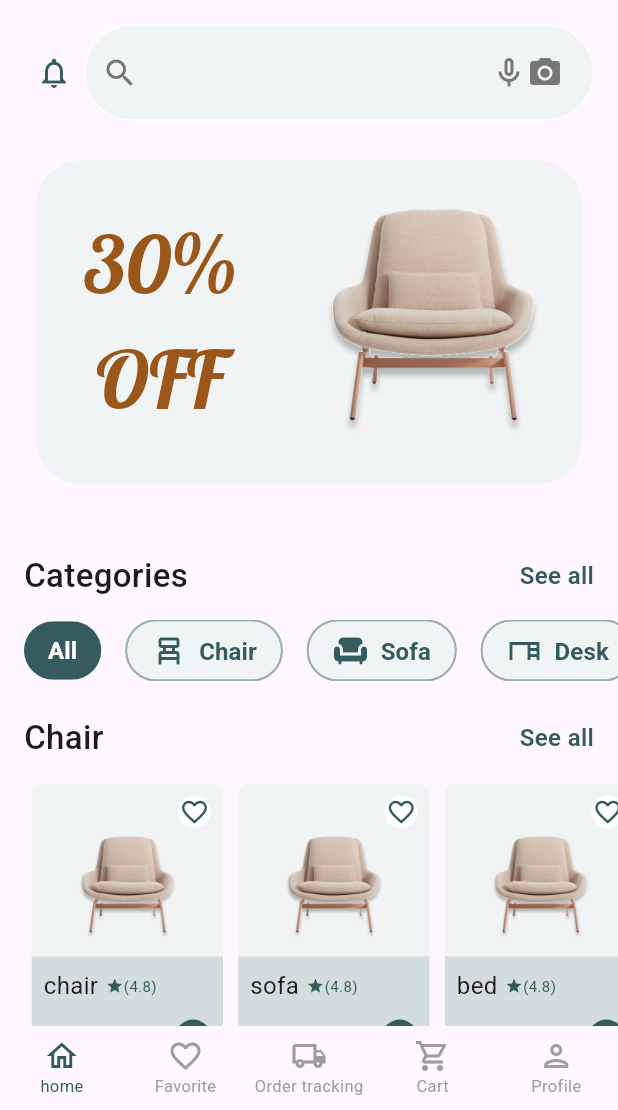
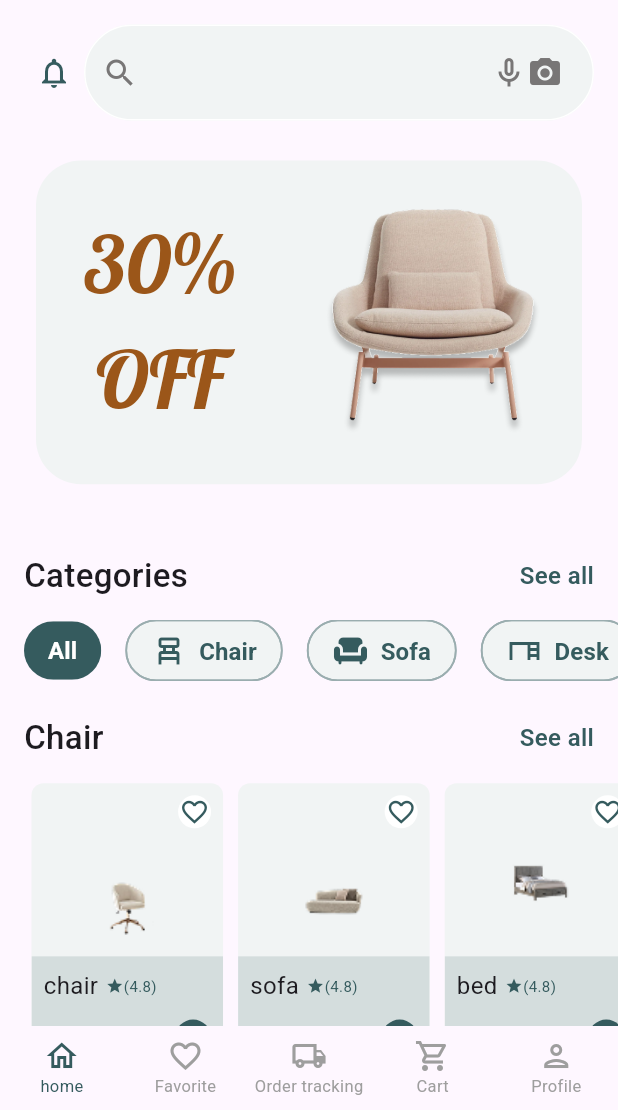
Before and after one commit to Rana-Mohsen/betna, a Flutter app: the screen it shows after launch, on a phone screen of 412 x 824 dp, the part 126-1236 px from its top. Run offline on Flutter 3.47's test engine with Material 3 defaults, Android fonts, the light colour scheme and no system bars; drawn by our look-alikes of carousel_slider; our stand-ins replace bloc, dartz, dio, flutter_bloc, get_it, go_router and 4 more; missing offline and left inert: imageview360.

Commit message:
adding image to item model

```diff
--- a/lib/constants.dart
+++ b/lib/constants.dart
@@ -12,11 +12,41 @@ const kGrayTextColor = Color(0xff323232);
 const kMainPadding = EdgeInsets.all(16.0);
 
 final List<ItemModel> itemList = [
-  ItemModel(name: "chair", price: "50"),
-  ItemModel(name: "sofa", price: "100"),
-  ItemModel(name: "bed", price: "200"),
-  ItemModel(name: "chair2", price: "80"),
-  ItemModel(name: "chair3", price: "70"),
+  ItemModel(
+    name: "chair",
+    price: "50",
+    image: 'assets/images/categories/chair.png',
+  ),
+  ItemModel(
+    name: "sofa",
+    price: "100",
+    image: 'assets/images/categories/sofa.png',
+  ),
+  ItemModel(
+    name: "bed",
+    price: "200",
+    image: 'assets/images/categories/bed.png',
+  ),
+  ItemModel(
+    name: "antique",
+    price: "80",
+    image: 'assets/images/categories/antiques.png',
+  ),
+  ItemModel(
+    name: "carpet",
+    price: "70",
+    image: 'assets/images/categories/carpet.png',
+  ),
+  ItemModel(
+    name: "cupboard",
+    price: "70",
+    image: 'assets/images/categories/cupboard.png',
+  ),
+  ItemModel(
+    name: "lamp",
+    price: "70",
+    image: 'assets/images/categories/lamp.png',
+  ),
 ];
 List<ItemModel> cartList = [];
 List<ItemModel> favList = [];
--- a/lib/models/Item_model.dart
+++ b/lib/models/Item_model.dart
@@ -1,10 +1,12 @@
 class ItemModel {
+  final String image;
   final String name;
   final String price;
   bool isFav = false;
   int count = 0;
 
-  ItemModel({required this.name, required this.price});
+  ItemModel({required this.image, required this.name, required this.price});
+
   double totalPrice() {
     return double.parse(price) * count;
   }
--- a/lib/views/home/widgets/custom_listview.dart
+++ b/lib/views/home/widgets/custom_listview.dart
@@ -12,7 +12,7 @@ class CustomListView extends StatelessWidget {
     return SizedBox(
       height: 23.h,
       child: ListView.builder(
-        itemCount: 5,
+        itemCount: itemList.length,
         scrollDirection: Axis.horizontal,
         itemBuilder: (context, index) {
           return Padding(
--- a/lib/views/home/widgets/listview_item.dart
+++ b/lib/views/home/widgets/listview_item.dart
@@ -23,11 +23,11 @@ class ListViewItem extends StatelessWidget {
         child: Stack(
           alignment: AlignmentDirectional.center,
           children: [
-            Align(alignment: Alignment.topRight, child: FavoriteIcon(item: item,)),
-            Positioned(
-              top: 4.h,
-              child: Image.asset("assets/images/chair.png", width: 22.w),
+            Align(
+              alignment: Alignment.topRight,
+              child: FavoriteIcon(item: item),
             ),
+            Positioned(top: 4.h, child: Image.asset(item.image, width: 22.w)),
             Align(
               alignment: Alignment.bottomCenter,
               child: Container(
--- a/lib/views/search/search_view.dart
+++ b/lib/views/search/search_view.dart
@@ -1,7 +1,9 @@
 import 'package:betna/constants.dart';
+import 'package:betna/core/utils/app_routes.dart';
 import 'package:betna/core/widgets/search_textfield.dart';
 import 'package:betna/views/search/widgets/search_view_body.dart';
 import 'package:flutter/material.dart';
+import 'package:go_router/go_router.dart';
 
 class SearchView extends StatefulWidget {
   const SearchView({super.key});
@@ -15,8 +17,11 @@ class _SearchViewState extends State<SearchView> {
   Widget build(BuildContext context) {
     return Scaffold(
       appBar: AppBar(
-        leading: Icon(Icons.arrow_back_ios_new_outlined),
-        title: SearchTextfield(cameraIcon: false,),
+        leading: IconButton(
+          onPressed: () => GoRouter.of(context).pop(),
+          icon: Icon(Icons.arrow_back_ios_new_outlined),
+        ),
+        title: SearchTextfield(cameraIcon: false),
       ),
       body: Padding(
         padding: kMainPadding,
```
